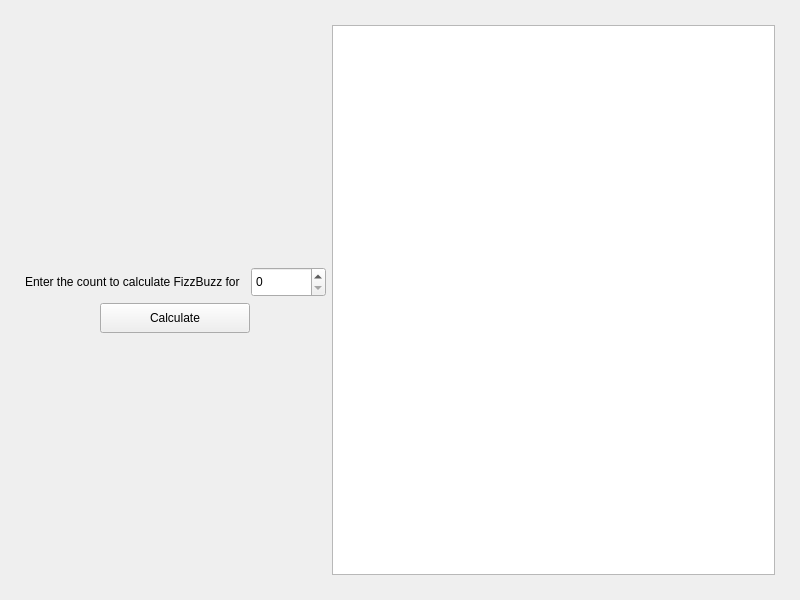
This is FizzBuzz-Part2/FizzBuzzApp/MainWindow/MainWindow.ui in Uiluan/QtWorkshop as Qt 5 draws it before an edit. The edited form follows.
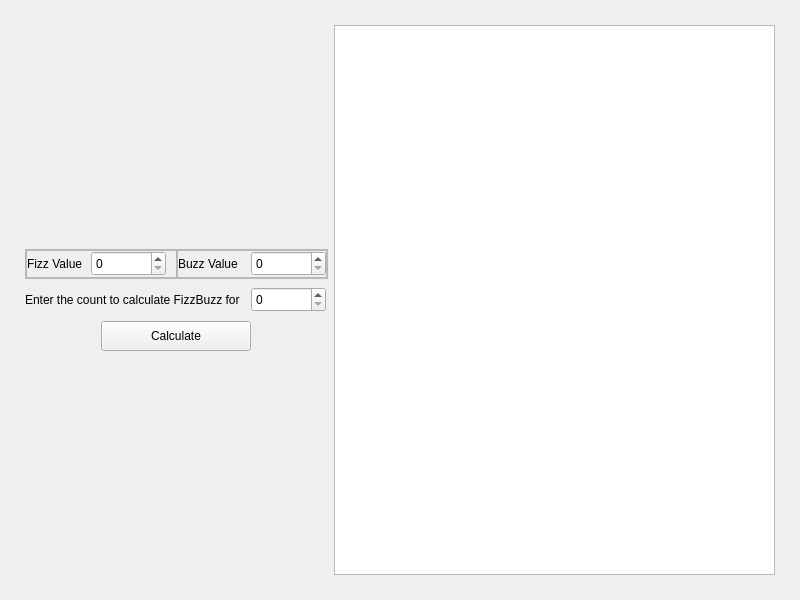
This is the edited form.

Commit message: Add inputs for custom fizz and buzz divisors

What changed in the file:
```diff
--- a/FizzBuzz-Part2/FizzBuzzApp/MainWindow/MainWindow.ui
+++ b/FizzBuzz-Part2/FizzBuzzApp/MainWindow/MainWindow.ui
@@ -120,6 +120,139 @@
             </property>
            </spacer>
           </item>
+          <item>
+           <widget class="QFrame" name="frame_5">
+            <property name="minimumSize">
+             <size>
+              <width>0</width>
+              <height>30</height>
+             </size>
+            </property>
+            <property name="frameShape">
+             <enum>QFrame::StyledPanel</enum>
+            </property>
+            <property name="frameShadow">
+             <enum>QFrame::Raised</enum>
+            </property>
+            <layout class="QHBoxLayout" name="horizontalLayout_2">
+             <property name="spacing">
+              <number>0</number>
+             </property>
+             <property name="leftMargin">
+              <number>0</number>
+             </property>
+             <property name="topMargin">
+              <number>0</number>
+             </property>
+             <property name="rightMargin">
+              <number>0</number>
+             </property>
+             <property name="bottomMargin">
+              <number>0</number>
+             </property>
+             <item>
+              <widget class="QFrame" name="frame_6">
+               <property name="frameShape">
+                <enum>QFrame::StyledPanel</enum>
+               </property>
+               <property name="frameShadow">
+                <enum>QFrame::Raised</enum>
+               </property>
+               <layout class="QHBoxLayout" name="horizontalLayout_6">
+                <property name="spacing">
+                 <number>0</number>
+                </property>
+                <property name="leftMargin">
+                 <number>0</number>
+                </property>
+                <property name="topMargin">
+                 <number>0</number>
+                </property>
+                <property name="rightMargin">
+                 <number>10</number>
+                </property>
+                <property name="bottomMargin">
+                 <number>0</number>
+                </property>
+                <item>
+                 <widget class="QLabel" name="FizzValueLabel">
+                  <property name="text">
+                   <string>Fizz Value</string>
+                  </property>
+                 </widget>
+                </item>
+                <item>
+                 <widget class="QSpinBox" name="FizzValueSpinBox">
+                  <property name="minimumSize">
+                   <size>
+                    <width>75</width>
+                    <height>25</height>
+                   </size>
+                  </property>
+                  <property name="maximumSize">
+                   <size>
+                    <width>75</width>
+                    <height>25</height>
+                   </size>
+                  </property>
+                 </widget>
+                </item>
+               </layout>
+              </widget>
+             </item>
+             <item>
+              <widget class="QFrame" name="frame_7">
+               <property name="frameShape">
+                <enum>QFrame::StyledPanel</enum>
+               </property>
+               <property name="frameShadow">
+                <enum>QFrame::Raised</enum>
+               </property>
+               <layout class="QHBoxLayout" name="horizontalLayout_7">
+                <property name="spacing">
+                 <number>0</number>
+                </property>
+                <property name="leftMargin">
+                 <number>0</number>
+                </property>
+                <property name="topMargin">
+                 <number>0</number>
+                </property>
+                <property name="rightMargin">
+                 <number>0</number>
+                </property>
+                <property name="bottomMargin">
+                 <number>0</number>
+                </property>
+                <item>
+                 <widget class="QLabel" name="BuzzValueLabel">
+                  <property name="text">
+                   <string>Buzz Value</string>
+                  </property>
+                 </widget>
+                </item>
+                <item>
+                 <widget class="QSpinBox" name="BuzzValueSpinBox">
+                  <property name="minimumSize">
+                   <size>
+                    <width>75</width>
+                    <height>25</height>
+                   </size>
+                  </property>
+                  <property name="maximumSize">
+                   <size>
+                    <width>75</width>
+                    <height>25</height>
+                   </size>
+                  </property>
+                 </widget>
+                </item>
+               </layout>
+              </widget>
+             </item>
+            </layout>
+           </widget>
+          </item>
           <item>
            <widget class="QFrame" name="frame_3">
             <property name="minimumSize">
@@ -142,7 +275,7 @@
               <number>0</number>
              </property>
              <property name="rightMargin">
-              <number>0</number>
+              <number>2</number>
              </property>
              <property name="bottomMargin">
               <number>0</number>
@@ -171,13 +304,13 @@
                <property name="minimumSize">
                 <size>
                  <width>75</width>
-                 <height>30</height>
+                 <height>25</height>
                 </size>
                </property>
                <property name="maximumSize">
                 <size>
                  <width>75</width>
-                 <height>30</height>
+                 <height>25</height>
                 </size>
                </property>
                <property name="maximum">
```
The commit also changes 4 other files.
